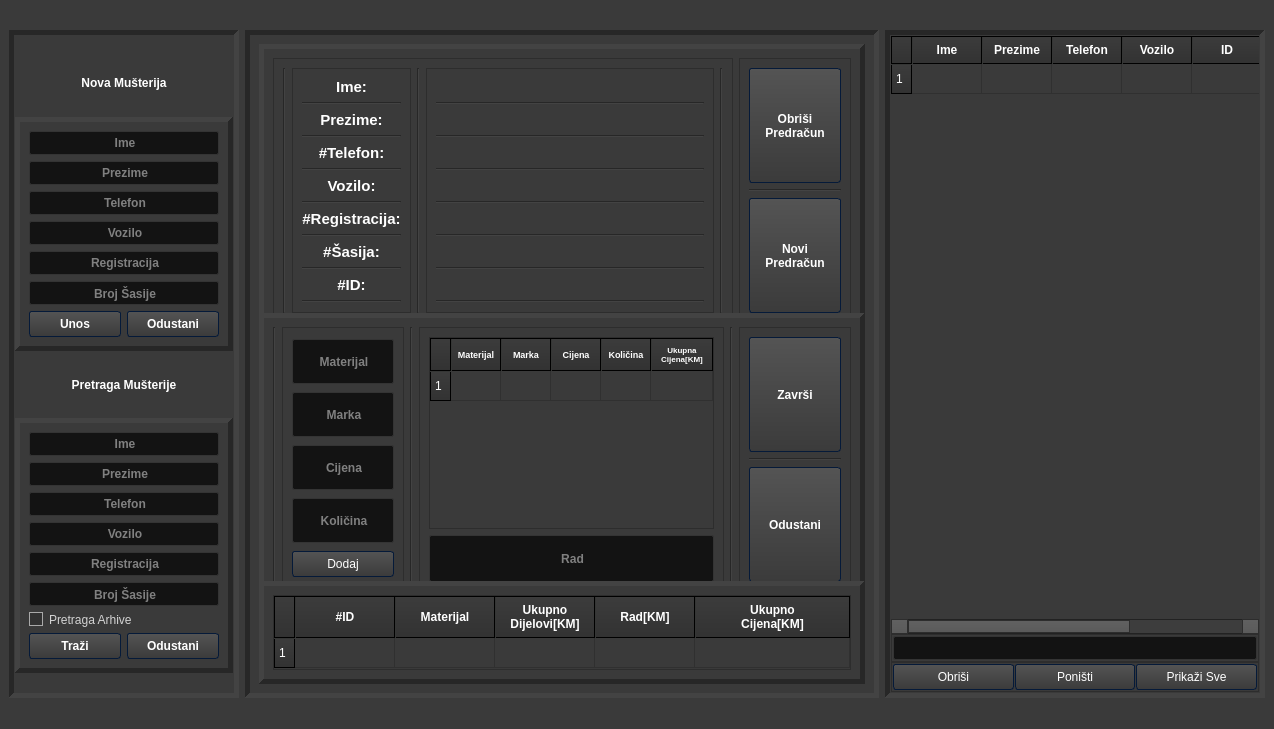
4ntim4tter/Budget-Flow, file untitled.ui: the form before one commit.
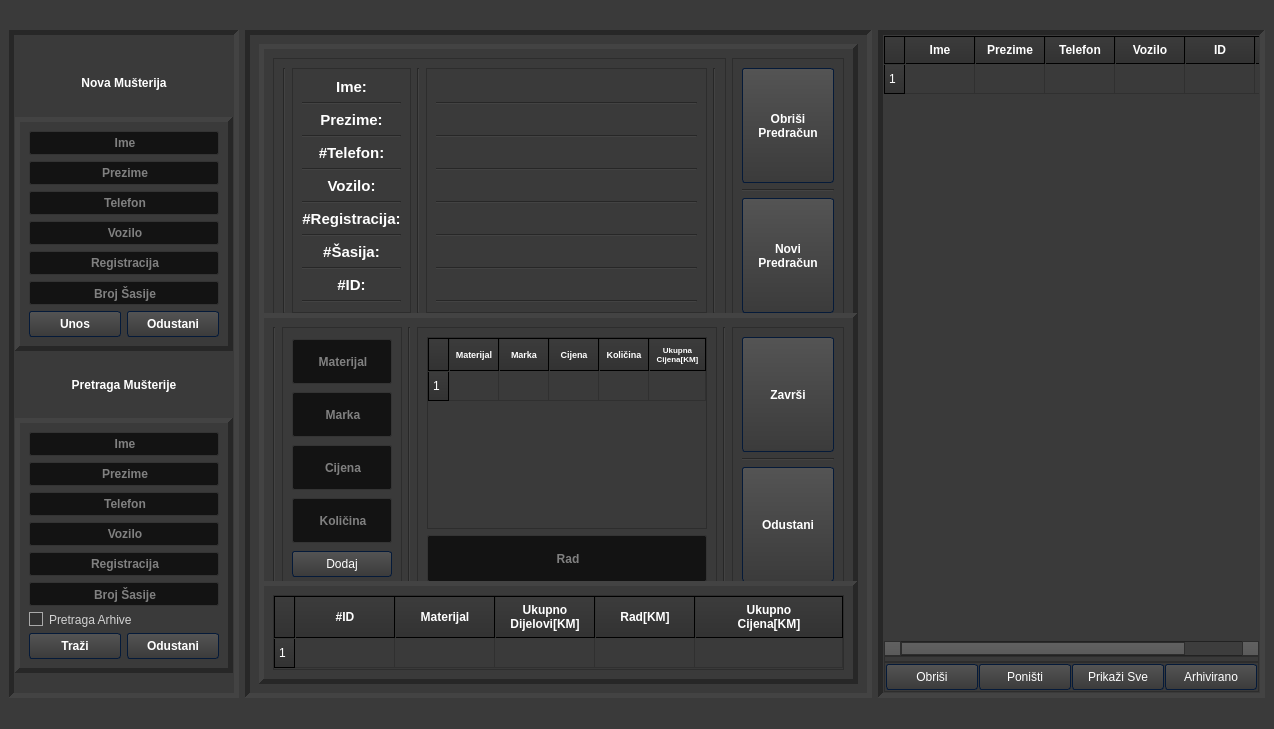
The form after the commit. Icons and pictures are not drawn.

Commit message: added archived button for table

```diff
--- a/untitled.ui
+++ b/untitled.ui
@@ -3092,9 +3092,6 @@
           <property name="bottomMargin">
            <number>1</number>
           </property>
-          <item>
-           <widget class="QLineEdit" name="lineEdit"/>
-          </item>
          </layout>
         </widget>
        </item>
@@ -3143,6 +3140,13 @@
             </property>
            </widget>
           </item>
+          <item>
+           <widget class="QPushButton" name="show_archived_button">
+            <property name="text">
+             <string>Arhivirano</string>
+            </property>
+           </widget>
+          </item>
          </layout>
         </widget>
        </item>
```
The commit also changes 5 other files.
